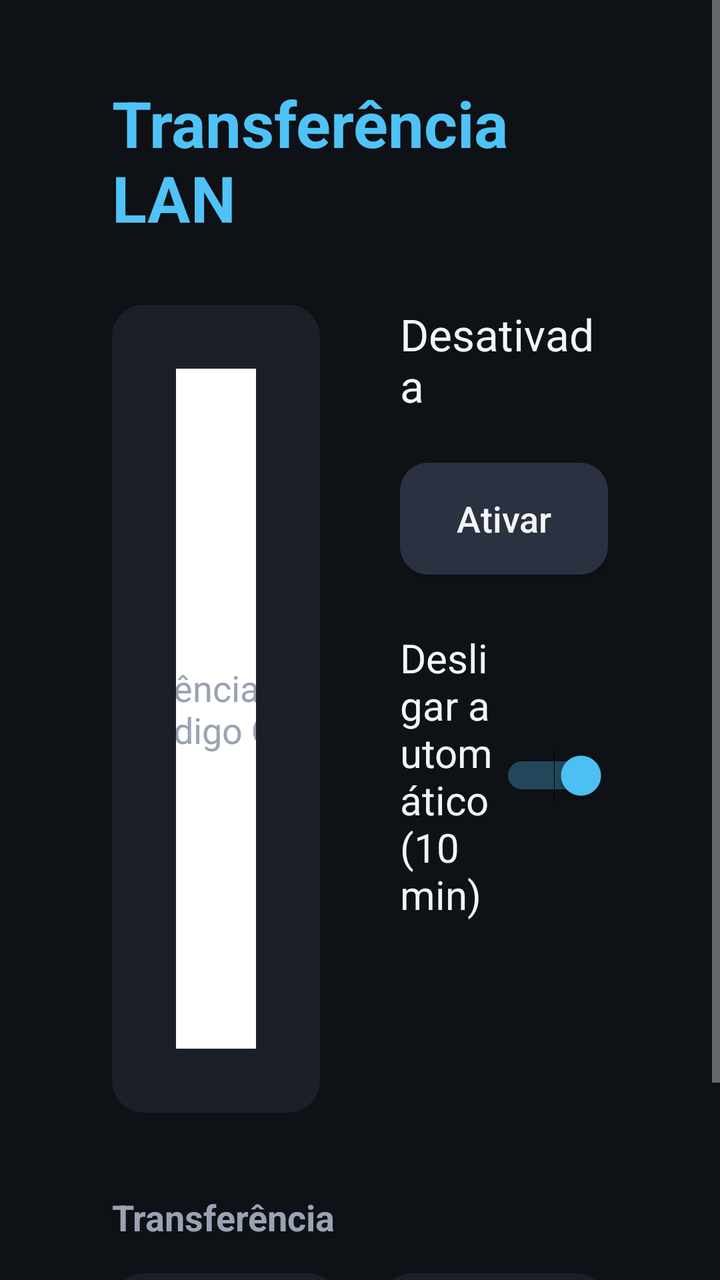
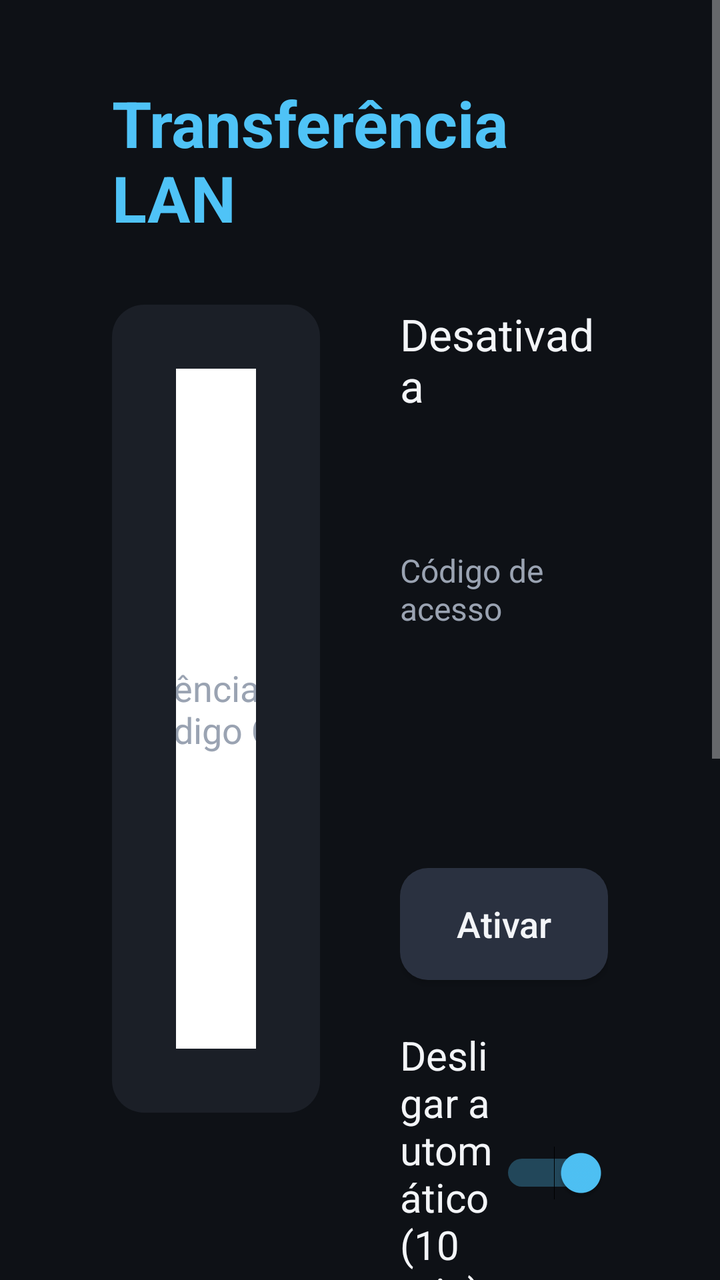

Two renders of the same Android screen: before a commit and after it. Below are the layout's source before the change and the commit's diff.
<!-- AndroidManifest.xml: application theme Theme.Explorer -->
<!-- res/layout/activity_lan_share.xml -->
<?xml version="1.0" encoding="utf-8"?>
<ScrollView xmlns:android="http://schemas.android.com/apk/res/android"
    android:layout_width="match_parent"
    android:layout_height="match_parent"
    android:background="@color/bg_app"
    android:fillViewport="true">

    <LinearLayout
        android:layout_width="match_parent"
        android:layout_height="wrap_content"
        android:orientation="vertical"
        android:paddingStart="56dp"
        android:paddingTop="40dp"
        android:paddingEnd="56dp"
        android:paddingBottom="56dp">

        <TextView
            android:layout_width="wrap_content"
            android:layout_height="wrap_content"
            android:text="@string/lan_titulo"
            android:textColor="@color/accent"
            android:textSize="32sp"
            android:textStyle="bold" />

        <LinearLayout
            android:layout_width="match_parent"
            android:layout_height="wrap_content"
            android:layout_marginTop="32dp"
            android:orientation="horizontal">

            
            <LinearLayout
                android:id="@+id/cardQr"
                android:layout_width="0dp"
                android:layout_height="wrap_content"
                android:layout_weight="1"
                android:background="@drawable/bg_card"
                android:gravity="center_horizontal"
                android:orientation="vertical"
                android:padding="32dp">

                <FrameLayout
                    android:layout_width="340dp"
                    android:layout_height="340dp"
                    android:background="@drawable/bg_qr_frame"
                    android:padding="16dp">

                    <ImageView
                        android:id="@+id/ivQrCode"
                        android:layout_width="match_parent"
                        android:layout_height="match_parent"
                        android:scaleType="fitCenter" />

                    <TextView
                        android:id="@+id/tvQrHint"
                        android:layout_width="match_parent"
                        android:layout_height="match_parent"
                        android:gravity="center"
                        android:text="@string/lan_qr_hint"
                        android:textColor="@color/text_secondary"
                        android:textSize="18sp" />
                </FrameLayout>

                <TextView
                    android:id="@+id/tvUrl"
                    android:layout_width="wrap_content"
                    android:layout_height="wrap_content"
                    android:layout_marginTop="20dp"
                    android:textColor="@color/text_secondary"
                    android:textSize="16sp"
                    android:visibility="gone" />
            </LinearLayout>

            
            <LinearLayout
                android:layout_width="0dp"
                android:layout_height="wrap_content"
                android:layout_marginStart="40dp"
                android:layout_weight="1"
                android:gravity="center_vertical"
                android:orientation="vertical">

                <TextView
                    android:id="@+id/tvStatus"
                    android:layout_width="wrap_content"
                    android:layout_height="wrap_content"
                    android:text="@string/lan_inativo"
                    android:textColor="@color/text_primary"
                    android:textSize="22sp" />

                <Button
                    android:id="@+id/btnAtivar"
                    style="@style/Button.Explorer"
                    android:layout_width="match_parent"
                    android:layout_height="wrap_content"
                    android:layout_marginTop="24dp"
                    android:text="@string/lan_ativar" />

                <LinearLayout
                    android:layout_width="match_parent"
                    android:layout_height="wrap_content"
                    android:layout_marginTop="28dp"
                    android:gravity="center_vertical"
                    android:orientation="horizontal">

                    <TextView
                        android:layout_width="0dp"
                        android:layout_height="wrap_content"
                        android:layout_weight="1"
                        android:text="@string/lan_auto_off"
                        android:textColor="@color/text_primary"
                        android:textSize="20sp" />

                    <Switch
                        android:id="@+id/swAuto"
                        android:layout_width="wrap_content"
                        android:layout_height="wrap_content"
                        android:checked="true" />
                </LinearLayout>

                <TextView
                    android:id="@+id/tvUpload"
                    android:layout_width="wrap_content"
                    android:layout_height="wrap_content"
                    android:layout_marginTop="28dp"
                    android:textColor="@color/success"
                    android:textSize="18sp" />

                <TextView
                    android:id="@+id/tvEnvio"
                    android:layout_width="wrap_content"
                    android:layout_height="wrap_content"
                    android:layout_marginTop="12dp"
                    android:textColor="@color/text_secondary"
                    android:textSize="18sp" />

                <Button
                    android:id="@+id/btnLimpar"
                    style="@style/Button.Explorer"
                    android:layout_width="wrap_content"
                    android:layout_height="wrap_content"
                    android:layout_marginTop="16dp"
                    android:text="@string/btn_limpar"
                    android:visibility="gone" />
            </LinearLayout>
        </LinearLayout>

        <TextView
            android:layout_width="wrap_content"
            android:layout_height="wrap_content"
            android:layout_marginTop="40dp"
            android:text="@string/secao_transferencia"
            android:textColor="@color/text_secondary"
            android:textSize="18sp"
            android:textStyle="bold" />

        <LinearLayout
            android:layout_width="match_parent"
            android:layout_height="wrap_content"
            android:layout_marginTop="16dp"
            android:orientation="horizontal">

            <include
                android:id="@+id/bannerNovos"
                layout="@layout/item_banner"
                android:layout_width="0dp"
                android:layout_height="wrap_content"
                android:layout_weight="1" />

            <include
                android:id="@+id/bannerEnviar"
                layout="@layout/item_banner"
                android:layout_width="0dp"
                android:layout_height="wrap_content"
                android:layout_marginStart="20dp"
                android:layout_weight="1" />
        </LinearLayout>
    </LinearLayout>
</ScrollView>
<!-- res/layout/item_banner.xml (included above) -->
<?xml version="1.0" encoding="utf-8"?>
<FrameLayout xmlns:android="http://schemas.android.com/apk/res/android"
    android:layout_width="match_parent"
    android:layout_height="130dp"
    android:background="@drawable/bg_card"
    android:clickable="true"
    android:focusable="true">

    <LinearLayout
        android:layout_width="match_parent"
        android:layout_height="match_parent"
        android:gravity="center_vertical"
        android:orientation="horizontal"
        android:paddingStart="28dp"
        android:paddingEnd="28dp">

        <ImageView
            android:id="@+id/ivBannerIcon"
            android:layout_width="64dp"
            android:layout_height="64dp"
            android:scaleType="fitCenter" />

        <LinearLayout
            android:layout_width="0dp"
            android:layout_height="wrap_content"
            android:layout_marginStart="24dp"
            android:layout_weight="1"
            android:orientation="vertical">

            <TextView
                android:id="@+id/tvBannerTitle"
                android:layout_width="wrap_content"
                android:layout_height="wrap_content"
                android:textColor="@color/text_primary"
                android:textSize="24sp"
                android:textStyle="bold" />

            <TextView
                android:id="@+id/tvBannerSub"
                android:layout_width="wrap_content"
                android:layout_height="wrap_content"
                android:layout_marginTop="4dp"
                android:textColor="@color/text_secondary"
                android:textSize="16sp" />
        </LinearLayout>
    </LinearLayout>

    <View
        android:id="@+id/viewDotNovo"
        android:layout_width="16dp"
        android:layout_height="16dp"
        android:layout_gravity="top|start"
        android:layout_marginStart="10dp"
        android:layout_marginTop="10dp"
        android:background="@drawable/bg_dot_new"
        android:visibility="gone" />
</FrameLayout>
<!-- resources referenced by this layout -->
<resources>
  <color name="accent">#4FC3F7</color>
  <color name="bg_app">#0E1116</color>
  <color name="success">#66BB6A</color>
  <color name="text_primary">#F3F5F8</color>
  <color name="text_secondary">#9AA3B2</color>
  <!-- drawable bg_card (drawable) -->
  <?xml version="1.0" encoding="utf-8"?>
  <selector xmlns:android="http://schemas.android.com/apk/res/android">
      <item android:state_focused="true">
          <shape android:shape="rectangle">
              <solid android:color="@color/surface_focus" />
              <stroke android:width="3dp" android:color="@color/accent" />
              <corners android:radius="16dp" />
          </shape>
      </item>
      <item>
          <shape android:shape="rectangle">
              <solid android:color="@color/surface" />
              <corners android:radius="16dp" />
          </shape>
      </item>
  </selector>
  <!-- drawable bg_dot_new (drawable) -->
  <?xml version="1.0" encoding="utf-8"?>
  <shape xmlns:android="http://schemas.android.com/apk/res/android" android:shape="oval">
      <solid android:color="@color/dot_new" />
      <stroke android:width="2dp" android:color="#FFFFFF" />
  </shape>
  <!-- drawable bg_qr_frame (drawable) -->
  <?xml version="1.0" encoding="utf-8"?>
  <shape xmlns:android="http://schemas.android.com/apk/res/android" android:shape="rectangle">
      <solid android:color="#FFFFFF" />
      <corners android:radius="12dp" />
  </shape>
  <string name="btn_limpar">Limpar seleção</string>
  <string name="lan_ativar">Ativar</string>
  <string name="lan_auto_off">Desligar automático (10 min)</string>
  <string name="lan_inativo">Desativada</string>
  <string name="lan_qr_hint">Ative a transferência para mostrar o código QR</string>
  <string name="lan_titulo">Transferência LAN</string>
  <string name="secao_transferencia">Transferência</string>
  <style name="Button.Explorer" parent="Widget.AppCompat.Button">
          <item name="android:background">@drawable/bg_button</item>
          <item name="android:textColor">@color/selector_button_text</item>
          <item name="android:textAllCaps">false</item>
          <item name="android:textSize">18sp</item>
          <item name="android:minHeight">56dp</item>
          <item name="android:paddingStart">24dp</item>
          <item name="android:paddingEnd">24dp</item>
      </style>
  <style name="Theme.Explorer" parent="Theme.AppCompat.NoActionBar">
          <item name="colorPrimary">@color/accent_dark</item>
          <item name="colorPrimaryDark">@color/bg_app</item>
          <item name="colorAccent">@color/accent</item>
          <item name="android:windowBackground">@color/bg_app</item>
      </style>
  <color name="surface_focus">#2A3140</color>
  <color name="surface">#1B1F27</color>
  <color name="dot_new">#2979FF</color>
  <!-- drawable bg_button (drawable) -->
  <?xml version="1.0" encoding="utf-8"?>
  <selector xmlns:android="http://schemas.android.com/apk/res/android">
      <item android:state_focused="true">
          <shape android:shape="rectangle">
              <solid android:color="@color/accent" />
              <corners android:radius="14dp" />
          </shape>
      </item>
      <item>
          <shape android:shape="rectangle">
              <solid android:color="@color/surface_focus" />
              <corners android:radius="14dp" />
          </shape>
      </item>
  </selector>
  <color name="accent_dark">#1565C0</color>
</resources>

<!-- the commit's change to res/layout/activity_lan_share.xml (unified diff, before → after) -->
@@ -60,15 +60,6 @@
                         android:textColor="@color/text_secondary"
                         android:textSize="18sp" />
                 </FrameLayout>
-
-                <TextView
-                    android:id="@+id/tvUrl"
-                    android:layout_width="wrap_content"
-                    android:layout_height="wrap_content"
-                    android:layout_marginTop="20dp"
-                    android:textColor="@color/text_secondary"
-                    android:textSize="16sp"
-                    android:visibility="gone" />
             </LinearLayout>
 
             
@@ -88,6 +79,38 @@
                     android:textColor="@color/text_primary"
                     android:textSize="22sp" />
 
+                <TextView
+                    android:id="@+id/tvUrl"
+                    android:layout_width="wrap_content"
+                    android:layout_height="wrap_content"
+                    android:layout_marginTop="16dp"
+                    android:textColor="@color/accent"
+                    android:textSize="26sp"
+                    android:textStyle="bold" />
+
+                <TextView
+                    android:layout_width="wrap_content"
+                    android:layout_height="wrap_content"
+                    android:layout_marginTop="16dp"
+                    android:text="@string/codigo_acesso"
+                    android:textColor="@color/text_secondary"
+                    android:textSize="16sp" />
+
+                <TextView
+                    android:id="@+id/tvCodigo"
+                    android:layout_width="wrap_content"
+                    android:layout_height="wrap_content"
+                    android:textColor="@color/text_primary"
+                    android:textSize="56sp"
+                    android:textStyle="bold" />
+
+                <TextView
+                    android:id="@+id/tvIps"
+                    android:layout_width="wrap_content"
+                    android:layout_height="wrap_content"
+                    android:textColor="@color/text_secondary"
+                    android:textSize="15sp" />
+
                 <Button
                     android:id="@+id/btnAtivar"
                     style="@style/Button.Explorer"
@@ -99,7 +122,7 @@
                 <LinearLayout
                     android:layout_width="match_parent"
                     android:layout_height="wrap_content"
-                    android:layout_marginTop="28dp"
+                    android:layout_marginTop="24dp"
                     android:gravity="center_vertical"
                     android:orientation="horizontal">
 
@@ -122,29 +145,55 @@
                     android:id="@+id/tvUpload"
                     android:layout_width="wrap_content"
                     android:layout_height="wrap_content"
-                    android:layout_marginTop="28dp"
+                    android:layout_marginTop="24dp"
                     android:textColor="@color/success"
                     android:textSize="18sp" />
-
-                <TextView
-                    android:id="@+id/tvEnvio"
-                    android:layout_width="wrap_content"
-                    android:layout_height="wrap_content"
-                    android:layout_marginTop="12dp"
-                    android:textColor="@color/text_secondary"
-                    android:textSize="18sp" />
-
-                <Button
-                    android:id="@+id/btnLimpar"
-                    style="@style/Button.Explorer"
-                    android:layout_width="wrap_content"
-                    android:layout_height="wrap_content"
-                    android:layout_marginTop="16dp"
-                    android:text="@string/btn_limpar"
-                    android:visibility="gone" />
             </LinearLayout>
         </LinearLayout>
 
+        
+        <TextView
+            android:layout_width="wrap_content"
+            android:layout_height="wrap_content"
+            android:layout_marginTop="40dp"
+            android:text="@string/ficheiros_enviar"
+            android:textColor="@color/text_secondary"
+            android:textSize="18sp"
+            android:textStyle="bold" />
+
+        <LinearLayout
+            android:layout_width="match_parent"
+            android:layout_height="wrap_content"
+            android:layout_marginTop="14dp"
+            android:background="@drawable/bg_card"
+            android:orientation="vertical"
+            android:padding="24dp">
+
+            <TextView
+                android:id="@+id/tvEnvioVazio"
+                android:layout_width="wrap_content"
+                android:layout_height="wrap_content"
+                android:text="@string/envio_vazio"
+                android:textColor="@color/text_secondary"
+                android:textSize="18sp" />
+
+            <LinearLayout
+                android:id="@+id/llEnvio"
+                android:layout_width="match_parent"
+                android:layout_height="wrap_content"
+                android:orientation="vertical" />
+
+            <Button
+                android:id="@+id/btnLimpar"
+                style="@style/Button.Explorer"
+                android:layout_width="wrap_content"
+                android:layout_height="wrap_content"
+                android:layout_marginTop="8dp"
+                android:text="@string/btn_limpar"
+                android:visibility="gone" />
+        </LinearLayout>
+
+        
         <TextView
             android:layout_width="wrap_content"
             android:layout_height="wrap_content"
<!-- resource entries referenced after the edit -->
@@ -35,6 +35,9 @@
       <corners android:radius="12dp" />
   </shape>
   <string name="btn_limpar">Limpar seleção</string>
+  <string name="codigo_acesso">Código de acesso</string>
+  <string name="envio_vazio">Nenhum ficheiro marcado para enviar.</string>
+  <string name="ficheiros_enviar">Ficheiros para enviar</string>
   <string name="lan_ativar">Ativar</string>
   <string name="lan_auto_off">Desligar automático (10 min)</string>
   <string name="lan_inativo">Desativada</string>
